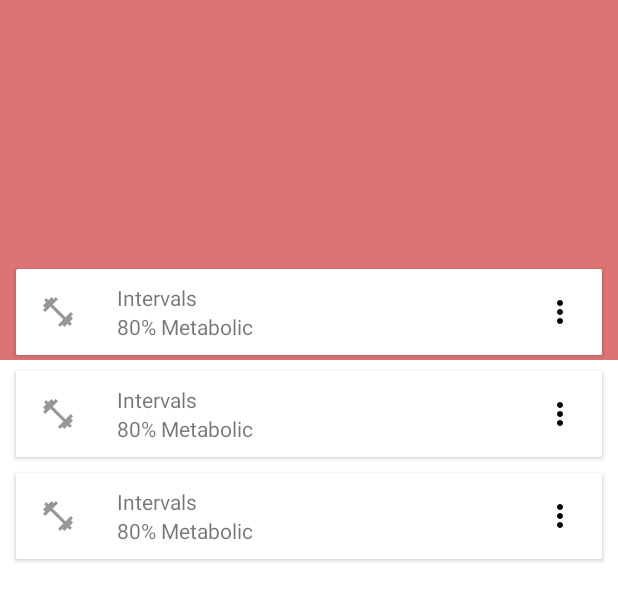
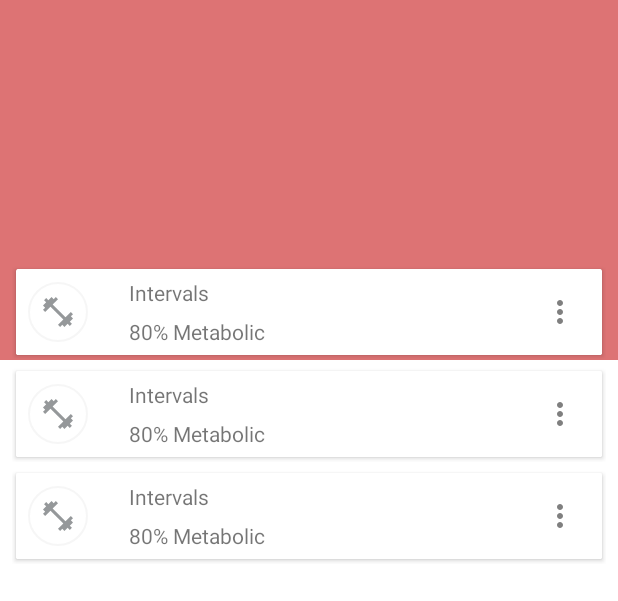
Before and after one commit to Virtual-Athlete/MyFitness, an Android app: the layout fragment_feed.xml on its own in the app's theme, with its tools: preview values and no code run, on a phone screen of 412 x 824 dp. Shown: the top 601 px of the screen. Run offline under Robolectric (Android 15) with nearby library versions, the phone set to English and light mode, and no system bars.

Commit message:
Refactored WorkoutDetail to Activity and added transition

```diff
--- a/app/src/main/AndroidManifest.xml
+++ b/app/src/main/AndroidManifest.xml
@@ -20,6 +20,9 @@
         </activity>
 
         <activity
+            android:name=".workout.WorkoutDetailActivity"
+            android:theme="@style/AppTheme.Transparent"/>
+        <activity
             android:name=".complete.CompleteActivity"
             android:theme="@style/AppTheme.Transparent"/>
     </application>
--- a/app/src/main/java/com/virtualathlete/myfitness/MainActivity.kt
+++ b/app/src/main/java/com/virtualathlete/myfitness/MainActivity.kt
@@ -3,7 +3,6 @@ package com.virtualathlete.myfitness
 import android.os.Bundle
 import android.support.design.widget.BottomNavigationView
 import com.virtualathlete.myfitness.feed.FeedFragment
-import com.virtualathlete.myfitness.feed.WorkoutDetailFragment
 import dagger.android.support.DaggerAppCompatActivity
 import kotlinx.android.synthetic.main.activity_main.*
 import javax.inject.Inject
--- a/app/src/main/java/com/virtualathlete/myfitness/di/ActivityBindingModule.java
+++ b/app/src/main/java/com/virtualathlete/myfitness/di/ActivityBindingModule.java
@@ -3,6 +3,7 @@ package com.virtualathlete.myfitness.di;
 import com.virtualathlete.myfitness.MainActivity;
 import com.virtualathlete.myfitness.complete.CompleteActivity;
 import com.virtualathlete.myfitness.feed.FeedModule;
+import com.virtualathlete.myfitness.workout.WorkoutDetailActivity;
 
 import dagger.Module;
 import dagger.android.ContributesAndroidInjector;
@@ -19,5 +20,9 @@ public abstract class ActivityBindingModule {
 
     @ActivityScoped
     @ContributesAndroidInjector(modules = {})
+    abstract WorkoutDetailActivity workoutDetailActivity();
+
+    @ActivityScoped
+    @ContributesAndroidInjector(modules = {})
     abstract CompleteActivity completeActivity();
 }
--- a/app/src/main/java/com/virtualathlete/myfitness/ExerciseViewAdapter.kt
+++ b/app/src/main/java/com/virtualathlete/myfitness/workout/ExerciseViewAdapter.kt
@@ -1,10 +1,11 @@
-package com.virtualathlete.myfitness
+package com.virtualathlete.myfitness.workout
 
 import android.graphics.BitmapFactory
 import android.support.v7.widget.RecyclerView
 import android.view.LayoutInflater
 import android.view.View
 import android.view.ViewGroup
+import com.virtualathlete.myfitness.R
 import kotlinx.android.synthetic.main.list_exercise.view.*
 
 /**
--- a/app/src/main/java/com/virtualathlete/myfitness/feed/WorkoutSetViewAdapter.kt
+++ b/app/src/main/java/com/virtualathlete/myfitness/workout/WorkoutSetViewAdapter.kt
@@ -1,4 +1,4 @@
-package com.virtualathlete.myfitness.feed
+package com.virtualathlete.myfitness.workout
 
 import android.support.v7.widget.LinearLayoutManager
 import android.support.v7.widget.RecyclerView
@@ -6,7 +6,6 @@ import android.view.LayoutInflater
 import android.view.View
 import android.view.ViewGroup
 import android.widget.LinearLayout
-import com.virtualathlete.myfitness.ExerciseViewAdapter
 import com.virtualathlete.myfitness.R
 import kotlinx.android.synthetic.main.list_item_workout_set.view.*
 
--- /dev/null
+++ b/app/src/main/res/drawable/circle_background.xml
@@ -0,0 +1,10 @@
+<?xml version="1.0" encoding="utf-8"?>
+<shape
+    xmlns:android="http://schemas.android.com/apk/res/android"
+    android:shape="oval">
+
+    <stroke
+        android:width="1dp"
+        android:color="#1695989A"/>
+
+</shape>
--- a/app/src/main/res/drawable/ic_more_vert_black_24dp.xml
+++ b/app/src/main/res/drawable/ic_more_vert_black_24dp.xml
@@ -4,6 +4,6 @@
         android:viewportWidth="24.0"
         android:viewportHeight="24.0">
     <path
-        android:fillColor="#FF000000"
+        android:fillColor="#80000000"
         android:pathData="M12,8c1.1,0 2,-0.9 2,-2s-0.9,-2 -2,-2 -2,0.9 -2,2 0.9,2 2,2zM12,10c-1.1,0 -2,0.9 -2,2s0.9,2 2,2 2,-0.9 2,-2 -0.9,-2 -2,-2zM12,16c-1.1,0 -2,0.9 -2,2s0.9,2 2,2 2,-0.9 2,-2 -0.9,-2 -2,-2z"/>
 </vector>
--- a/app/src/main/res/layout/fragment_detail_workout.xml
+++ b/app/src/main/res/layout/activity_detail_workout.xml
@@ -1,9 +1,12 @@
 <?xml version="1.0" encoding="utf-8"?>
-<android.support.design.widget.CoordinatorLayout xmlns:android="http://schemas.android.com/apk/res/android"
+<android.support.design.widget.CoordinatorLayout
+    xmlns:android="http://schemas.android.com/apk/res/android"
     xmlns:app="http://schemas.android.com/apk/res-auto"
     xmlns:tools="http://schemas.android.com/tools"
+    android:id="@+id/coordinator_layout"
     android:layout_width="match_parent"
     android:layout_height="match_parent"
+    android:background="@android:color/white"
     android:fitsSystemWindows="true">
 
     <android.support.design.widget.AppBarLayout
--- a/app/src/main/res/layout/activity_main.xml
+++ b/app/src/main/res/layout/activity_main.xml
@@ -5,6 +5,7 @@
     android:id="@+id/container"
     android:layout_width="match_parent"
     android:layout_height="match_parent"
+    android:background="@android:color/white"
     tools:context="com.virtualathlete.myfitness.MainActivity">
 
     <FrameLayout
--- a/app/src/main/res/layout/fragment_feed.xml
+++ b/app/src/main/res/layout/fragment_feed.xml
@@ -5,6 +5,7 @@
     xmlns:app="http://schemas.android.com/apk/res-auto"
     android:layout_width="match_parent"
     android:layout_height="match_parent"
+    android:background="@android:color/white"
     android:fitsSystemWindows="true">
 
     <android.support.design.widget.AppBarLayout
--- a/app/src/main/res/layout/list_item_workout.xml
+++ b/app/src/main/res/layout/list_item_workout.xml
@@ -6,7 +6,8 @@
     android:layout_width="match_parent"
     android:layout_height="64dp"
     android:layout_marginBottom="4dp"
-    android:foreground="?attr/selectableItemBackground">
+    android:foreground="?attr/selectableItemBackground"
+    android:layout_gravity="center">
 
     <android.support.v7.widget.CardView
         android:id="@+id/card_view"
@@ -18,19 +19,27 @@
 
         <android.support.constraint.ConstraintLayout
             android:layout_width="match_parent"
-            android:layout_height="wrap_content"
-            android:layout_gravity="center_vertical">
+            android:layout_height="match_parent">
 
-            <ImageView
-                android:id="@+id/icon_workout_image_view"
-                android:layout_width="wrap_content"
-                android:layout_height="wrap_content"
-                android:layout_marginStart="16dp"
-                android:contentDescription="More"
-                android:src="@drawable/ic_fitness_center_black_24dp"
+            <FrameLayout
+                android:id="@+id/circle_frame_layout"
+                android:layout_width="40dp"
+                android:layout_height="40dp"
+                android:layout_marginStart="8dp"
+                android:background="@drawable/circle_background"
                 app:layout_constraintBottom_toBottomOf="parent"
                 app:layout_constraintStart_toStartOf="parent"
-                app:layout_constraintTop_toTopOf="parent" />
+                app:layout_constraintTop_toTopOf="parent">
+
+                <ImageView
+                    android:id="@+id/icon_workout_image_view"
+                    android:layout_width="wrap_content"
+                    android:layout_height="wrap_content"
+                    android:contentDescription="More"
+                    android:src="@drawable/ic_fitness_center_black_24dp"
+                    android:layout_gravity="center"/>
+
+            </FrameLayout>
 
             <TextView
                 android:id="@+id/title_workout_text_view"
@@ -38,7 +47,7 @@
                 android:layout_height="wrap_content"
                 android:layout_marginStart="27dp"
                 app:layout_constraintBottom_toTopOf="@+id/title_workout_type_text_view"
-                app:layout_constraintStart_toEndOf="@+id/icon_workout_image_view"
+                app:layout_constraintStart_toEndOf="@+id/circle_frame_layout"
                 app:layout_constraintTop_toTopOf="parent"
                 tools:text="Intervals" />
 
@@ -47,8 +56,9 @@
                 android:layout_width="wrap_content"
                 android:layout_height="wrap_content"
                 android:layout_marginStart="27dp"
+                app:layout_constraintTop_toBottomOf="@+id/title_workout_text_view"
                 app:layout_constraintBottom_toBottomOf="parent"
-                app:layout_constraintStart_toEndOf="@+id/icon_workout_image_view"
+                app:layout_constraintStart_toEndOf="@+id/circle_frame_layout"
                 tools:text="80% Metabolic" />
 
             <ImageButton
--- a/app/src/main/res/values/styles.xml
+++ b/app/src/main/res/values/styles.xml
@@ -10,6 +10,7 @@
         <item name="android:statusBarColor">@android:color/transparent</item>
         <item name="android:windowBackground">@android:color/white</item>
         <item name="android:windowTranslucentStatus">true</item>
+        <item name="android:windowActivityTransitions">true</item>
     </style>
 
     <style name="AppTheme.Transparent" parent="AppTheme">
```
Also changed, not shown: app/src/main/java/com/virtualathlete/myfitness/custom/CircularImageView.kt (added, +17 -0 lines), app/src/main/java/com/virtualathlete/myfitness/feed/FeedFragment.kt (+6 -1 lines), app/src/main/java/com/virtualathlete/myfitness/feed/WorkoutDetailFragment.kt (deleted, +0 -57 lines), app/src/main/java/com/virtualathlete/myfitness/feed/WorkoutViewAdapter.kt (renamed from app/src/main/java/com/virtualathlete/myfitness/WorkoutViewAdapter.kt, +26 -12 lines), app/src/main/java/com/virtualathlete/myfitness/workout/WorkoutDetailActivity.kt (added, +62 -0 lines).
